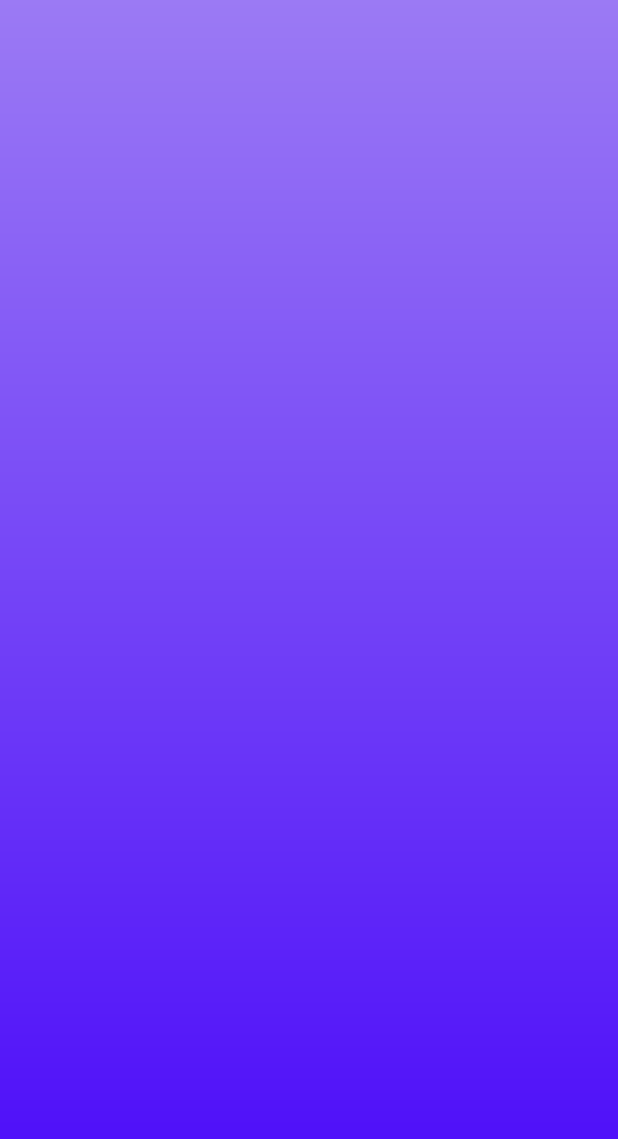
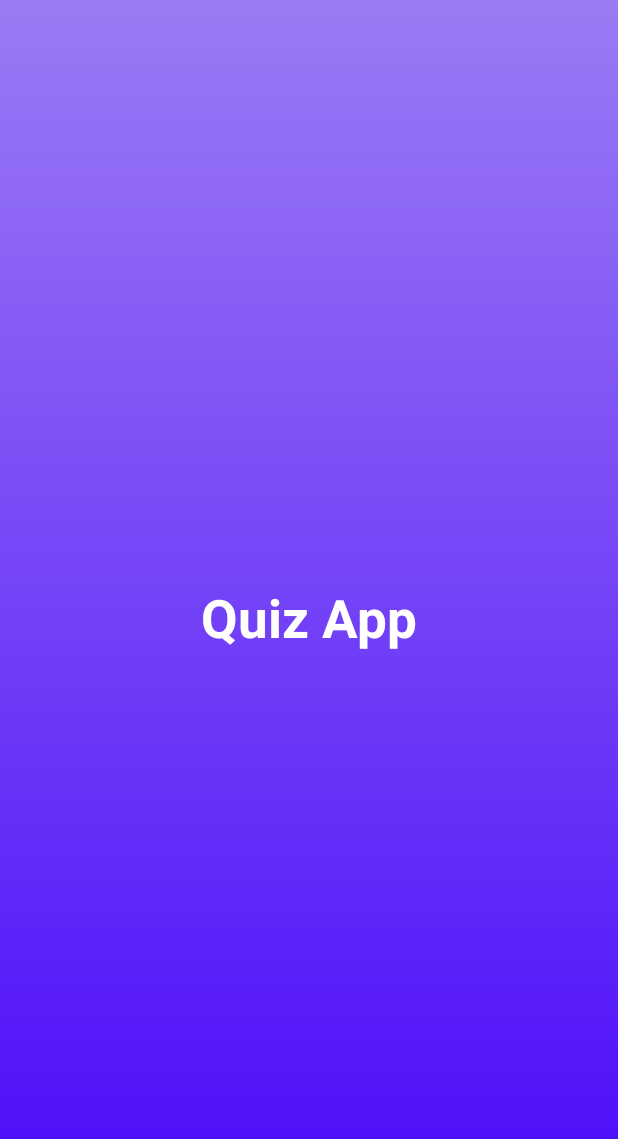
Before and after one commit to PengWorks1114/Android_Practice_Collection, an Android app: the layout activity_main.xml on its own in the app's theme, with its tools: preview values and no code run, on a phone screen of 412 x 824 dp. Shown: the top 1139 px of the screen. Run offline under Robolectric (Android 15) with nearby library versions, the light colour scheme and no system bars.

Commit message:
layout 修正中

```diff
--- a/10.QuizApp(Project_01)/app/src/main/res/layout/activity_main.xml
+++ b/10.QuizApp(Project_01)/app/src/main/res/layout/activity_main.xml
@@ -1,14 +1,31 @@
 <?xml version="1.0" encoding="utf-8"?>
-<LinearLayout xmlns:android="http://schemas.android.com/apk/res/android"
+<androidx.appcompat.widget.LinearLayoutCompat xmlns:android="http://schemas.android.com/apk/res/android"
     xmlns:app="http://schemas.android.com/apk/res-auto"
     xmlns:tools="http://schemas.android.com/tools"
-    android:id="@+id/main"
     android:layout_width="match_parent"
     android:layout_height="match_parent"
     android:orientation="vertical"
     tools:context=".MainActivity"
     android:padding="16dp"
-    android:background="@drawable/bg">
+    android:background="@drawable/bg"
+    android:gravity="center">
+
+    <TextView
+        android:layout_width="wrap_content"
+        android:layout_height="wrap_content"
+        android:text="@string/quiz_app"
+        android:textSize="35sp"
+        android:textColor="@color/white"
+        android:textStyle="bold"
+        android:layout_marginButton="12dp"/>
+
+ <androidx.cardview.widget.CardView
+     android:layout_width="match_parent"
+     android:layout_height="wrap_content">
+
+ </androidx.cardview.widget.CardView>
 
 
-</LinearLayout>
+
+
+</androidx.appcompat.widget.LinearLayoutCompat>
--- a/10.QuizApp(Project_01)/app/src/main/res/values/strings.xml
+++ b/10.QuizApp(Project_01)/app/src/main/res/values/strings.xml
@@ -1,3 +1,4 @@
 <resources>
     <string name="app_name">QuizApp</string>
+    <string name="quiz_app">Quiz App</string>
 </resources>
```
Also changed, not shown: 1 other file.
